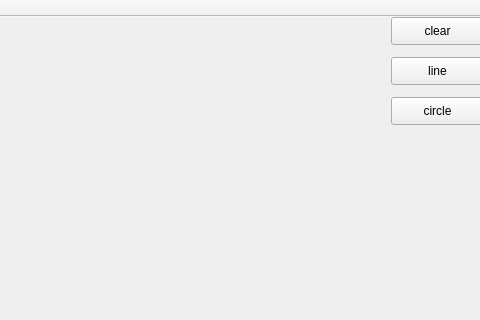
Qt form mainwindow.ui (JiaweiLing/CGLab) before a commit; both pictures show x 339 to 819 and y 0 to 320 of the 819 by 497 pixel window.
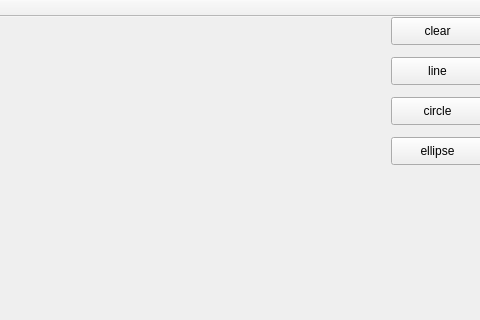
The same form after that commit.

Commit message: can draw ellipses

What changed in the file:
```diff
--- a/mainwindow.ui
+++ b/mainwindow.ui
@@ -53,6 +53,19 @@
      <string>circle</string>
     </property>
    </widget>
+   <widget class="QPushButton" name="pushButton_4">
+    <property name="geometry">
+     <rect>
+      <x>730</x>
+      <y>120</y>
+      <width>93</width>
+      <height>28</height>
+     </rect>
+    </property>
+    <property name="text">
+     <string>ellipse</string>
+    </property>
+   </widget>
   </widget>
   <widget class="QMenuBar" name="menuBar">
    <property name="geometry">
```
The commit also changes 10 other files.
